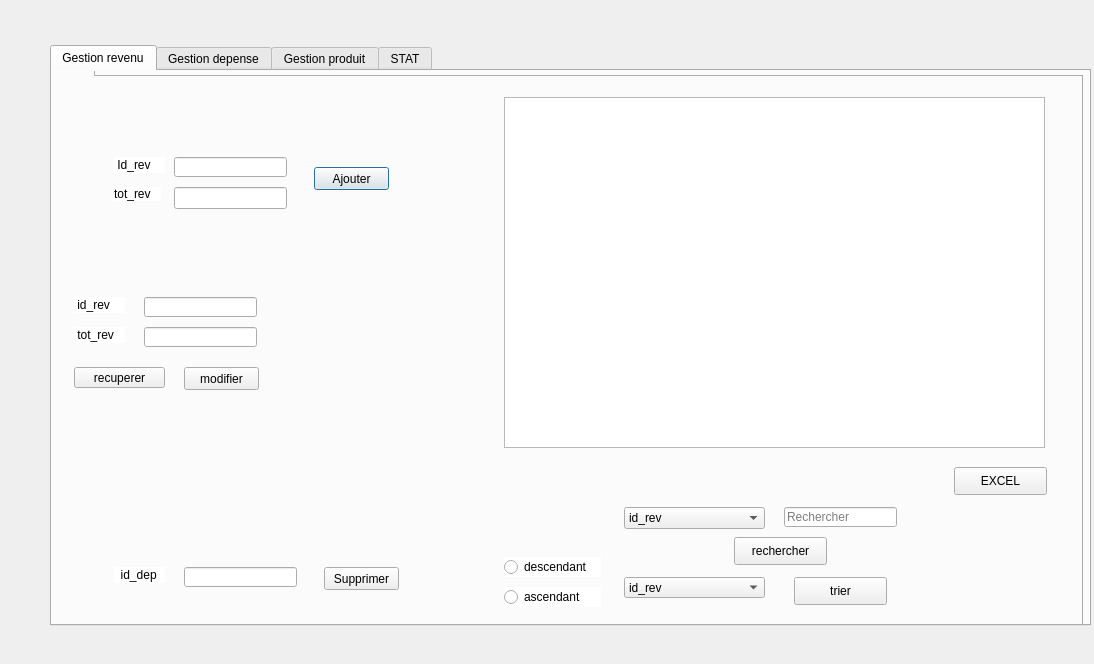
First picture: the form in maquetteqt/youssef.ui, repository taiefhilali/THE_MUNCH_CULTURE, before the edit.
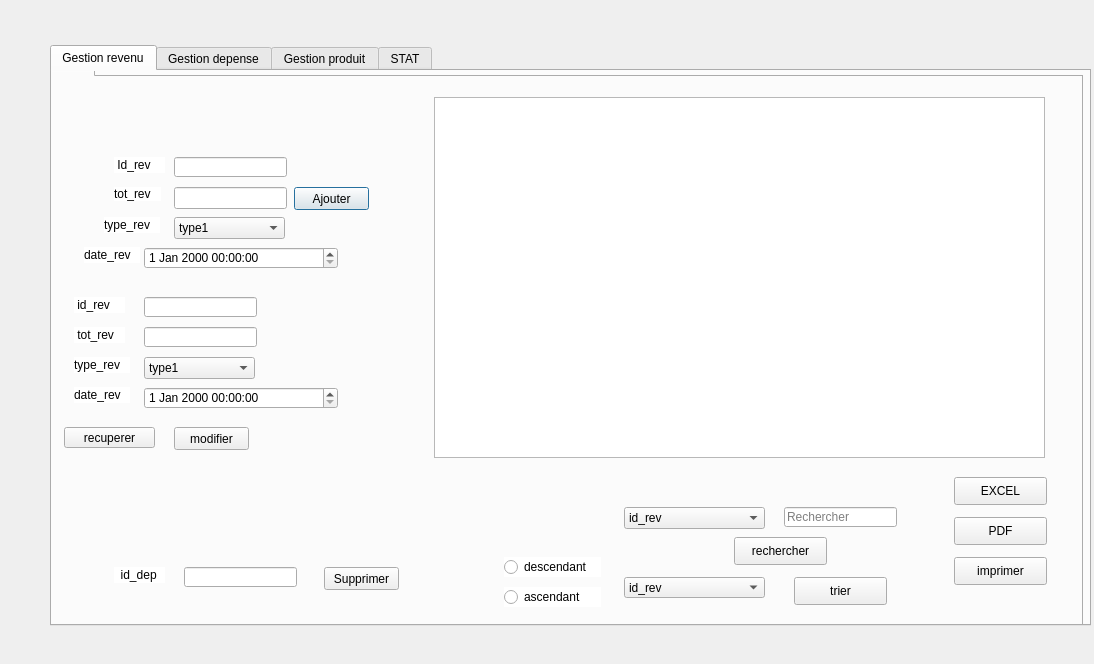
Second picture: the form after the edit. The open tabs and pages were chosen to show the change. Icons and pictures are not drawn. Custom widgets are drawn as their Qt base class.

Commit message: son PDF/imprimer

What changed in the file:
```diff
--- a/maquetteqt/youssef.ui
+++ b/maquetteqt/youssef.ui
@@ -112,8 +112,8 @@
       <widget class="QPushButton" name="Ajouter">
        <property name="geometry">
         <rect>
-         <x>270</x>
-         <y>90</y>
+         <x>250</x>
+         <y>110</y>
          <width>75</width>
          <height>23</height>
         </rect>
@@ -148,10 +148,10 @@
       <widget class="QTableView" name="tab_rev">
        <property name="geometry">
         <rect>
-         <x>460</x>
+         <x>390</x>
          <y>20</y>
-         <width>541</width>
-         <height>351</height>
+         <width>611</width>
+         <height>361</height>
         </rect>
        </property>
       </widget>
@@ -282,8 +282,8 @@
       <widget class="QPushButton" name="modifier_3">
        <property name="geometry">
         <rect>
-         <x>140</x>
-         <y>290</y>
+         <x>130</x>
+         <y>350</y>
          <width>75</width>
          <height>23</height>
         </rect>
@@ -342,7 +342,7 @@
        <property name="geometry">
         <rect>
          <x>910</x>
-         <y>390</y>
+         <y>400</y>
          <width>93</width>
          <height>28</height>
         </rect>
@@ -387,8 +387,8 @@
       <widget class="QLabel" name="label_8">
        <property name="geometry">
         <rect>
-         <x>-5</x>
-         <y>5</y>
+         <x>0</x>
+         <y>-10</y>
          <width>1021</width>
          <height>541</height>
         </rect>
@@ -412,8 +412,8 @@
       <widget class="QPushButton" name="pushButton_10">
        <property name="geometry">
         <rect>
-         <x>30</x>
-         <y>290</y>
+         <x>20</x>
+         <y>350</y>
          <width>91</width>
          <height>21</height>
         </rect>
@@ -470,6 +470,199 @@
         <string>descendant </string>
        </property>
       </widget>
+      <widget class="QLabel" name="label_19">
+       <property name="geometry">
+        <rect>
+         <x>60</x>
+         <y>140</y>
+         <width>56</width>
+         <height>16</height>
+        </rect>
+       </property>
+       <property name="styleSheet">
+        <string notr="true">background-color:tranparent;
+
+border-image:url(:/image/5.jpg);
+
+background:white;
+
+border:none;
+
+background-repeat:none;
+</string>
+       </property>
+       <property name="text">
+        <string>type_rev</string>
+       </property>
+      </widget>
+      <widget class="QLabel" name="label_20">
+       <property name="geometry">
+        <rect>
+         <x>40</x>
+         <y>170</y>
+         <width>56</width>
+         <height>16</height>
+        </rect>
+       </property>
+       <property name="styleSheet">
+        <string notr="true">background-color:tranparent;
+
+border-image:url(:/image/5.jpg);
+
+background:white;
+
+border:none;
+
+background-repeat:none;</string>
+       </property>
+       <property name="text">
+        <string>date_rev</string>
+       </property>
+      </widget>
+      <widget class="QLabel" name="label_21">
+       <property name="geometry">
+        <rect>
+         <x>30</x>
+         <y>280</y>
+         <width>56</width>
+         <height>16</height>
+        </rect>
+       </property>
+       <property name="styleSheet">
+        <string notr="true">background-color:tranparent;
+
+border-image:url(:/image/5.jpg);
+
+background:white;
+
+border:none;
+
+background-repeat:none;</string>
+       </property>
+       <property name="text">
+        <string>type_rev</string>
+       </property>
+      </widget>
+      <widget class="QLabel" name="label_22">
+       <property name="geometry">
+        <rect>
+         <x>30</x>
+         <y>310</y>
+         <width>56</width>
+         <height>16</height>
+        </rect>
+       </property>
+       <property name="styleSheet">
+        <string notr="true">background-color:tranparent;
+
+border-image:url(:/image/5.jpg);
+
+background:white;
+
+border:none;
+
+background-repeat:none;</string>
+       </property>
+       <property name="text">
+        <string>date_rev</string>
+       </property>
+      </widget>
+      <widget class="QComboBox" name="letyperev">
+       <property name="geometry">
+        <rect>
+         <x>130</x>
+         <y>140</y>
+         <width>111</width>
+         <height>22</height>
+        </rect>
+       </property>
+       <item>
+        <property name="text">
+         <string>type1</string>
+        </property>
+       </item>
+       <item>
+        <property name="text">
+         <string>type2</string>
+        </property>
+       </item>
+       <item>
+        <property name="text">
+         <string>type3</string>
+        </property>
+       </item>
+      </widget>
+      <widget class="QComboBox" name="mtyperev">
+       <property name="geometry">
+        <rect>
+         <x>100</x>
+         <y>280</y>
+         <width>111</width>
+         <height>22</height>
+        </rect>
+       </property>
+       <item>
+        <property name="text">
+         <string>type1</string>
+        </property>
+       </item>
+       <item>
+        <property name="text">
+         <string>type2</string>
+        </property>
+       </item>
+       <item>
+        <property name="text">
+         <string>type3</string>
+        </property>
+       </item>
+      </widget>
+      <widget class="QDateTimeEdit" name="date_3">
+       <property name="geometry">
+        <rect>
+         <x>100</x>
+         <y>170</y>
+         <width>194</width>
+         <height>22</height>
+        </rect>
+       </property>
+      </widget>
+      <widget class="QDateTimeEdit" name="dates">
+       <property name="geometry">
+        <rect>
+         <x>100</x>
+         <y>310</y>
+         <width>194</width>
+         <height>22</height>
+        </rect>
+       </property>
+      </widget>
+      <widget class="QPushButton" name="impression">
+       <property name="geometry">
+        <rect>
+         <x>910</x>
+         <y>480</y>
+         <width>93</width>
+         <height>28</height>
+        </rect>
+       </property>
+       <property name="text">
+        <string>imprimer</string>
+       </property>
+      </widget>
+      <widget class="QPushButton" name="pdf">
+       <property name="geometry">
+        <rect>
+         <x>910</x>
+         <y>440</y>
+         <width>93</width>
+         <height>28</height>
+        </rect>
+       </property>
+       <property name="text">
+        <string>PDF</string>
+       </property>
+      </widget>
       <zorder>label_8</zorder>
       <zorder>label</zorder>
       <zorder>label_2</zorder>
```
Left out of the diff: 287 changed lines with no effect on the pictures. The commit also changes 18 other files.
